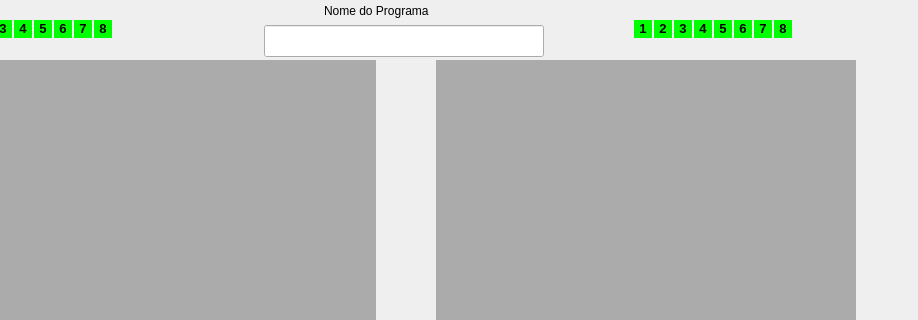
First picture: the form in View/tela_cria_receita.ui, repository Renatoyyz/teste-eletrico-qualifix-12pontos, before the edit; both pictures show x 106 to 1024 and y 0 to 320 of the 1024 by 768 pixel window.
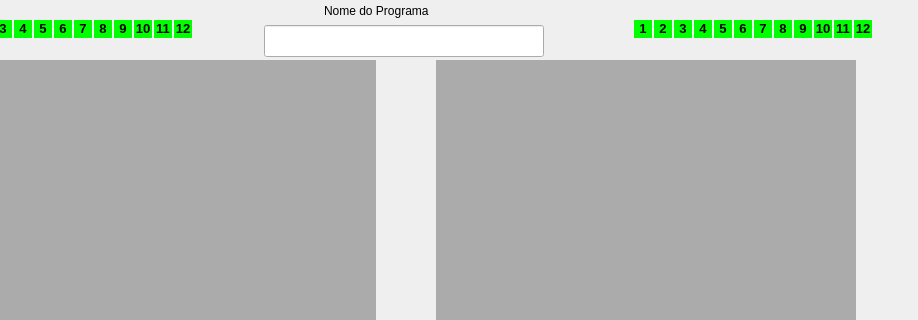
Second picture: the form after the edit.

What changed in the file:
```diff
--- a/View/tela_cria_receita.ui
+++ b/View/tela_cria_receita.ui
@@ -513,6 +513,182 @@
     <string>&lt;html&gt;&lt;head/&gt;&lt;body&gt;&lt;p align=&quot;center&quot;&gt;&lt;span style=&quot; font-size:10pt; font-weight:600;&quot;&gt;6&lt;/span&gt;&lt;/p&gt;&lt;/body&gt;&lt;/html&gt;</string>
    </property>
   </widget>
+  <widget class="QLabel" name="lbEletrodo11_Esque">
+   <property name="enabled">
+    <bool>true</bool>
+   </property>
+   <property name="geometry">
+    <rect>
+     <x>260</x>
+     <y>20</y>
+     <width>18</width>
+     <height>18</height>
+    </rect>
+   </property>
+   <property name="styleSheet">
+    <string notr="true">background-color: rgb(0, 255, 0);</string>
+   </property>
+   <property name="midLineWidth">
+    <number>1</number>
+   </property>
+   <property name="text">
+    <string>&lt;html&gt;&lt;head/&gt;&lt;body&gt;&lt;p align=&quot;center&quot;&gt;&lt;span style=&quot; font-size:10pt; font-weight:600;&quot;&gt;11&lt;/span&gt;&lt;/p&gt;&lt;/body&gt;&lt;/html&gt;</string>
+   </property>
+  </widget>
+  <widget class="QLabel" name="lbEletrodo9_Esque">
+   <property name="enabled">
+    <bool>true</bool>
+   </property>
+   <property name="geometry">
+    <rect>
+     <x>220</x>
+     <y>20</y>
+     <width>18</width>
+     <height>18</height>
+    </rect>
+   </property>
+   <property name="styleSheet">
+    <string notr="true">background-color: rgb(0, 255, 0);</string>
+   </property>
+   <property name="midLineWidth">
+    <number>1</number>
+   </property>
+   <property name="text">
+    <string>&lt;html&gt;&lt;head/&gt;&lt;body&gt;&lt;p align=&quot;center&quot;&gt;&lt;span style=&quot; font-size:10pt; font-weight:600;&quot;&gt;9&lt;/span&gt;&lt;/p&gt;&lt;/body&gt;&lt;/html&gt;</string>
+   </property>
+  </widget>
+  <widget class="QLabel" name="lbEletrodo12_Esque">
+   <property name="enabled">
+    <bool>true</bool>
+   </property>
+   <property name="geometry">
+    <rect>
+     <x>280</x>
+     <y>20</y>
+     <width>18</width>
+     <height>18</height>
+    </rect>
+   </property>
+   <property name="styleSheet">
+    <string notr="true">background-color: rgb(0, 255, 0);;</string>
+   </property>
+   <property name="midLineWidth">
+    <number>1</number>
+   </property>
+   <property name="text">
+    <string>&lt;html&gt;&lt;head/&gt;&lt;body&gt;&lt;p align=&quot;center&quot;&gt;&lt;span style=&quot; font-size:10pt; font-weight:600;&quot;&gt;12&lt;/span&gt;&lt;/p&gt;&lt;/body&gt;&lt;/html&gt;</string>
+   </property>
+  </widget>
+  <widget class="QLabel" name="lbEletrodo10_Esque">
+   <property name="enabled">
+    <bool>true</bool>
+   </property>
+   <property name="geometry">
+    <rect>
+     <x>240</x>
+     <y>20</y>
+     <width>18</width>
+     <height>18</height>
+    </rect>
+   </property>
+   <property name="styleSheet">
+    <string notr="true">background-color: rgb(0, 255, 0);</string>
+   </property>
+   <property name="midLineWidth">
+    <number>1</number>
+   </property>
+   <property name="text">
+    <string>&lt;html&gt;&lt;head/&gt;&lt;body&gt;&lt;p align=&quot;center&quot;&gt;&lt;span style=&quot; font-size:10pt; font-weight:600;&quot;&gt;10&lt;/span&gt;&lt;/p&gt;&lt;/body&gt;&lt;/html&gt;</string>
+   </property>
+  </widget>
+  <widget class="QLabel" name="lbEletrodo12_Dir">
+   <property name="enabled">
+    <bool>true</bool>
+   </property>
+   <property name="geometry">
+    <rect>
+     <x>960</x>
+     <y>20</y>
+     <width>18</width>
+     <height>18</height>
+    </rect>
+   </property>
+   <property name="styleSheet">
+    <string notr="true">background-color: rgb(0, 255, 0);</string>
+   </property>
+   <property name="midLineWidth">
+    <number>1</number>
+   </property>
+   <property name="text">
+    <string>&lt;html&gt;&lt;head/&gt;&lt;body&gt;&lt;p align=&quot;center&quot;&gt;&lt;span style=&quot; font-size:10pt; font-weight:600;&quot;&gt;12&lt;/span&gt;&lt;/p&gt;&lt;/body&gt;&lt;/html&gt;</string>
+   </property>
+  </widget>
+  <widget class="QLabel" name="lbEletrodo11_Dir">
+   <property name="enabled">
+    <bool>true</bool>
+   </property>
+   <property name="geometry">
+    <rect>
+     <x>940</x>
+     <y>20</y>
+     <width>18</width>
+     <height>18</height>
+    </rect>
+   </property>
+   <property name="styleSheet">
+    <string notr="true">background-color: rgb(0, 255, 0);</string>
+   </property>
+   <property name="midLineWidth">
+    <number>1</number>
+   </property>
+   <property name="text">
+    <string>&lt;html&gt;&lt;head/&gt;&lt;body&gt;&lt;p align=&quot;center&quot;&gt;&lt;span style=&quot; font-size:10pt; font-weight:600;&quot;&gt;11&lt;/span&gt;&lt;/p&gt;&lt;/body&gt;&lt;/html&gt;</string>
+   </property>
+  </widget>
+  <widget class="QLabel" name="lbEletrodo10_Dir">
+   <property name="enabled">
+    <bool>true</bool>
+   </property>
+   <property name="geometry">
+    <rect>
+     <x>920</x>
+     <y>20</y>
+     <width>18</width>
+     <height>18</height>
+    </rect>
+   </property>
+   <property name="styleSheet">
+    <string notr="true">background-color: rgb(0, 255, 0);</string>
+   </property>
+   <property name="midLineWidth">
+    <number>1</number>
+   </property>
+   <property name="text">
+    <string>&lt;html&gt;&lt;head/&gt;&lt;body&gt;&lt;p align=&quot;center&quot;&gt;&lt;span style=&quot; font-size:10pt; font-weight:600;&quot;&gt;10&lt;/span&gt;&lt;/p&gt;&lt;/body&gt;&lt;/html&gt;</string>
+   </property>
+  </widget>
+  <widget class="QLabel" name="lbEletrodo9_Dir">
+   <property name="enabled">
+    <bool>true</bool>
+   </property>
+   <property name="geometry">
+    <rect>
+     <x>900</x>
+     <y>20</y>
+     <width>18</width>
+     <height>18</height>
+    </rect>
+   </property>
+   <property name="styleSheet">
+    <string notr="true">background-color: rgb(0, 255, 0);</string>
+   </property>
+   <property name="midLineWidth">
+    <number>1</number>
+   </property>
+   <property name="text">
+    <string>&lt;html&gt;&lt;head/&gt;&lt;body&gt;&lt;p align=&quot;center&quot;&gt;&lt;span style=&quot; font-size:10pt; font-weight:600;&quot;&gt;9&lt;/span&gt;&lt;/p&gt;&lt;/body&gt;&lt;/html&gt;</string>
+   </property>
+  </widget>
  </widget>
  <resources/>
  <connections/>
```
